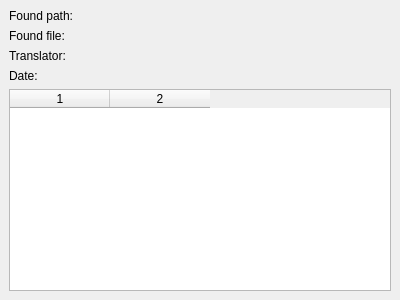
Above: pootling/ui/TableTM.ui from cc-archive/pootle before the change. Below: the same form after it.
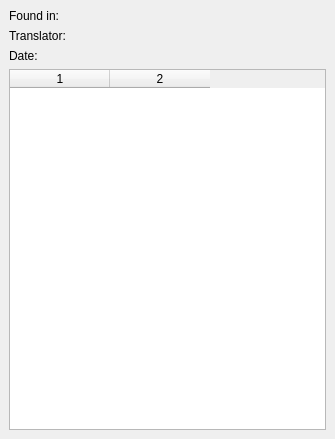
That is the form after the change.

Commit message: better interface for tableTM

What changed in the file:
```diff
--- a/pootling/ui/TableTM.ui
+++ b/pootling/ui/TableTM.ui
@@ -5,8 +5,8 @@
    <rect>
     <x>0</x>
     <y>0</y>
-    <width>400</width>
-    <height>300</height>
+    <width>335</width>
+    <height>439</height>
    </rect>
   </property>
   <property name="windowTitle" >
@@ -19,63 +19,7 @@
    <property name="spacing" >
     <number>6</number>
    </property>
-   <item row="2" column="0" >
-    <widget class="QLabel" name="label_3" >
-     <property name="text" >
-      <string>Translator:</string>
-     </property>
-    </widget>
-   </item>
-   <item row="1" column="0" >
-    <widget class="QLabel" name="label_2" >
-     <property name="text" >
-      <string>Found file:</string>
-     </property>
-    </widget>
-   </item>
-   <item row="0" column="0" >
-    <widget class="QLabel" name="label" >
-     <property name="text" >
-      <string>Found path:</string>
-     </property>
-    </widget>
-   </item>
-   <item row="3" column="0" >
-    <widget class="QLabel" name="label_4" >
-     <property name="text" >
-      <string>Date:</string>
-     </property>
-    </widget>
-   </item>
-   <item row="2" column="1" >
-    <widget class="QLabel" name="lblTranslator" >
-     <property name="text" >
-      <string/>
-     </property>
-    </widget>
-   </item>
-   <item row="0" column="1" >
-    <widget class="QLabel" name="lblPath" >
-     <property name="text" >
-      <string/>
-     </property>
-    </widget>
-   </item>
-   <item row="1" column="1" >
-    <widget class="QLabel" name="lblFile" >
-     <property name="text" >
-      <string/>
-     </property>
-    </widget>
-   </item>
-   <item row="3" column="1" >
-    <widget class="QLabel" name="lblDate" >
-     <property name="text" >
-      <string/>
-     </property>
-    </widget>
-   </item>
-   <item row="4" column="0" colspan="2" >
+   <item row="3" column="0" colspan="3" >
     <widget class="QTableWidget" name="tblTM" >
      <property name="rowCount" >
       <number>0</number>
@@ -87,6 +31,76 @@
      <column/>
     </widget>
    </item>
+   <item rowspan="2" row="1" column="2" >
+    <spacer>
+     <property name="orientation" >
+      <enum>Qt::Horizontal</enum>
+     </property>
+     <property name="sizeHint" >
+      <size>
+       <width>40</width>
+       <height>20</height>
+      </size>
+     </property>
+    </spacer>
+   </item>
+   <item row="1" column="1" >
+    <widget class="QLabel" name="lblTranslator" >
+     <property name="frameShape" >
+      <enum>QFrame::NoFrame</enum>
+     </property>
+     <property name="text" >
+      <string/>
+     </property>
+    </widget>
+   </item>
+   <item row="2" column="1" >
+    <widget class="QLabel" name="lblDate" >
+     <property name="frameShape" >
+      <enum>QFrame::NoFrame</enum>
+     </property>
+     <property name="text" >
+      <string/>
+     </property>
+    </widget>
+   </item>
+   <item row="0" column="1" >
+    <widget class="QLabel" name="lblPath" >
+     <property name="windowModality" >
+      <enum>Qt::NonModal</enum>
+     </property>
+     <property name="contextMenuPolicy" >
+      <enum>Qt::ActionsContextMenu</enum>
+     </property>
+     <property name="frameShape" >
+      <enum>QFrame::NoFrame</enum>
+     </property>
+     <property name="text" >
+      <string/>
+     </property>
+    </widget>
+   </item>
+   <item row="0" column="0" >
+    <widget class="QLabel" name="label" >
+     <property name="text" >
+      <string>Found in:</string>
+     </property>
+    </widget>
+   </item>
+   <item row="1" column="0" >
+    <widget class="QLabel" name="label_3" >
+     <property name="text" >
+      <string>Translator:</string>
+     </property>
+    </widget>
+   </item>
+   <item row="2" column="0" >
+    <widget class="QLabel" name="label_4" >
+     <property name="text" >
+      <string>Date:</string>
+     </property>
+    </widget>
+   </item>
   </layout>
  </widget>
  <resources/>
```
The commit also changes 1 other file.
